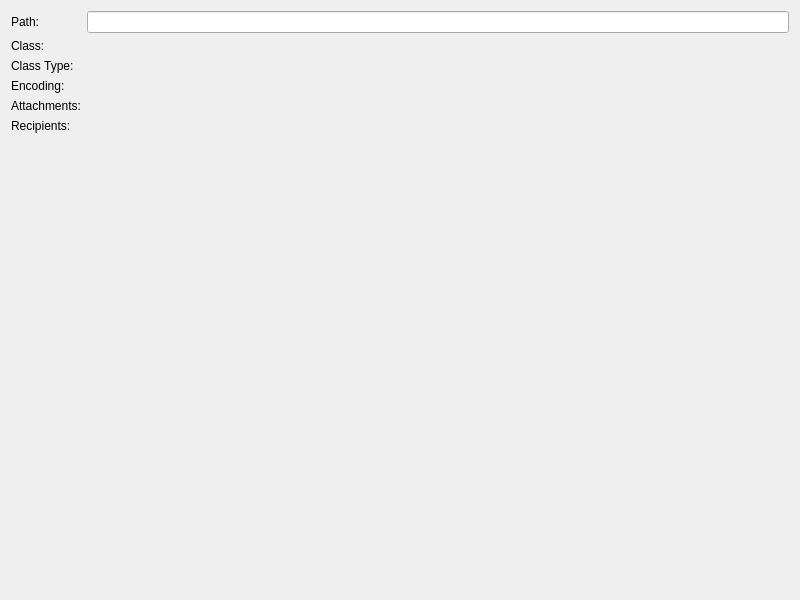
Old version of the form msg_explorer/ui/msg_details_page.ui in the repository TeamMsgExtractor/msg-explorer.
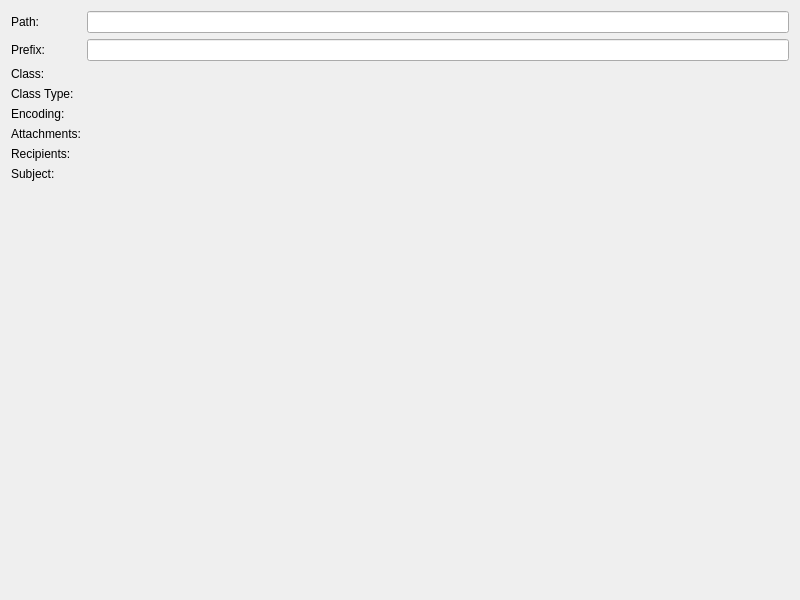
New version of the form.

```diff
--- a/msg_explorer/ui/msg_details_page.ui
+++ b/msg_explorer/ui/msg_details_page.ui
@@ -14,70 +14,14 @@
    <string>MSGDetailsPage</string>
   </property>
   <layout class="QGridLayout" name="gridLayout">
-   <item row="0" column="1">
-    <widget class="QLineEdit" name="labelPath">
-     <property name="readOnly">
-      <bool>true</bool>
-     </property>
-    </widget>
-   </item>
-   <item row="3" column="1">
-    <widget class="QLabel" name="labelEncoding">
+   <item row="7" column="0">
+    <widget class="QLabel" name="label_6">
      <property name="text">
-      <string/>
+      <string>Subject:</string>
      </property>
     </widget>
    </item>
-   <item row="1" column="0">
-    <widget class="QLabel" name="label_5">
-     <property name="text">
-      <string>Class:</string>
-     </property>
-    </widget>
-   </item>
-   <item row="4" column="1">
-    <widget class="QLabel" name="labelAttachCount">
-     <property name="text">
-      <string/>
-     </property>
-    </widget>
-   </item>
-   <item row="2" column="1">
-    <widget class="QLabel" name="labelClassType">
-     <property name="text">
-      <string/>
-     </property>
-    </widget>
-   </item>
-   <item row="5" column="0">
-    <widget class="QLabel" name="label_4">
-     <property name="text">
-      <string>Recipients:</string>
-     </property>
-    </widget>
-   </item>
-   <item row="3" column="0">
-    <widget class="QLabel" name="label_3">
-     <property name="text">
-      <string>Encoding:</string>
-     </property>
-    </widget>
-   </item>
-   <item row="5" column="1">
-    <widget class="QLabel" name="labelRecipCount">
-     <property name="text">
-      <string/>
-     </property>
-    </widget>
-   </item>
-   <item row="0" column="0">
-    <widget class="QLabel" name="label">
-     <property name="text">
-      <string>Path:</string>
-     </property>
-    </widget>
-   </item>
-   <item row="7" column="1">
+   <item row="9" column="1">
     <spacer name="verticalSpacer">
      <property name="orientation">
       <enum>Qt::Vertical</enum>
@@ -90,27 +34,111 @@
      </property>
     </spacer>
    </item>
-   <item row="1" column="1">
-    <widget class="QLabel" name="labelClass">
+   <item row="7" column="1">
+    <widget class="QLabel" name="labelSubject">
+     <property name="text">
+      <string/>
+     </property>
+    </widget>
+   </item>
+   <item row="0" column="1">
+    <widget class="QLineEdit" name="labelPath">
+     <property name="readOnly">
+      <bool>true</bool>
+     </property>
+    </widget>
+   </item>
+   <item row="6" column="0">
+    <widget class="QLabel" name="label_4">
+     <property name="text">
+      <string>Recipients:</string>
+     </property>
+    </widget>
+   </item>
+   <item row="4" column="1">
+    <widget class="QLabel" name="labelEncoding">
      <property name="text">
       <string/>
      </property>
     </widget>
    </item>
    <item row="2" column="0">
-    <widget class="QLabel" name="label_9">
+    <widget class="QLabel" name="label_5">
      <property name="text">
-      <string>Class Type:</string>
+      <string>Class:</string>
      </property>
     </widget>
    </item>
-   <item row="4" column="0">
+   <item row="5" column="1">
+    <widget class="QLabel" name="labelAttachCount">
+     <property name="text">
+      <string/>
+     </property>
+    </widget>
+   </item>
+   <item row="0" column="0">
+    <widget class="QLabel" name="label">
+     <property name="text">
+      <string>Path:</string>
+     </property>
+    </widget>
+   </item>
+   <item row="5" column="0">
     <widget class="QLabel" name="label_2">
      <property name="text">
       <string>Attachments:</string>
      </property>
     </widget>
    </item>
+   <item row="3" column="1">
+    <widget class="QLabel" name="labelClassType">
+     <property name="text">
+      <string/>
+     </property>
+    </widget>
+   </item>
+   <item row="4" column="0">
+    <widget class="QLabel" name="label_3">
+     <property name="text">
+      <string>Encoding:</string>
+     </property>
+    </widget>
+   </item>
+   <item row="2" column="1">
+    <widget class="QLabel" name="labelClass">
+     <property name="text">
+      <string/>
+     </property>
+    </widget>
+   </item>
+   <item row="6" column="1">
+    <widget class="QLabel" name="labelRecipCount">
+     <property name="text">
+      <string/>
+     </property>
+    </widget>
+   </item>
+   <item row="3" column="0">
+    <widget class="QLabel" name="label_9">
+     <property name="text">
+      <string>Class Type:</string>
+     </property>
+    </widget>
+   </item>
+   <item row="1" column="0">
+    <widget class="QLabel" name="label_7">
+     <property name="text">
+      <string>Prefix:</string>
+     </property>
+    </widget>
+   </item>
+   <item row="1" column="1">
+    <widget class="QLineEdit" name="labelPrefix">
+     <property name="readOnly">
+      <bool>true</bool>
+     </property>
+    </widget>
+   </item>
   </layout>
  </widget>
  <resources/>
```
